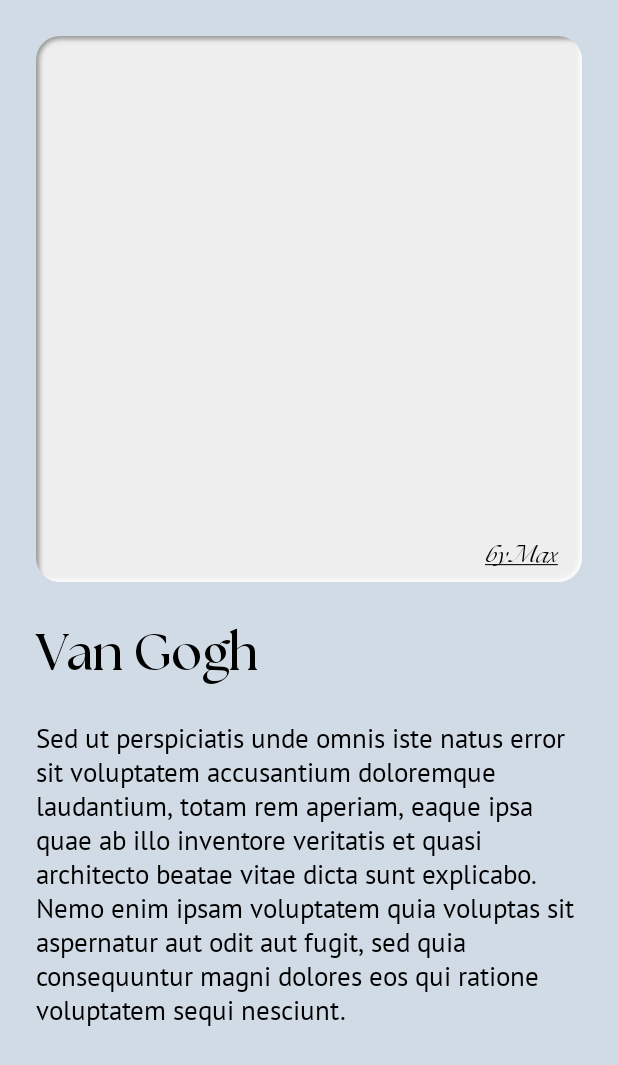
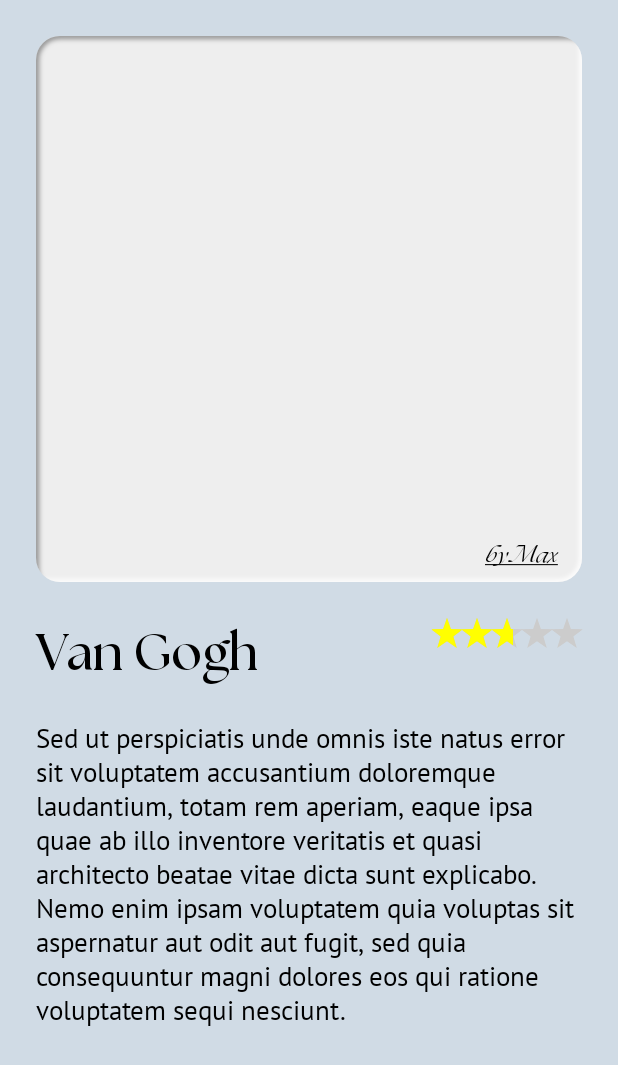
Before and after one commit to voitenkodev/galleryspace, an Android app built with Jetpack Compose: the screen it shows after launch (MainActivity), on a phone screen of 412 x 824 dp. Shown: the top 1065 px of the screen. Run offline under Robolectric (Android 15) with nearby library versions, the phone set to English and light mode, and no system bars; pictures from the network do not load.

Commit message:
add rating bar

```diff
--- a/app/src/main/java/com/voitenko/dev/galleryspace/MainActivity.kt
+++ b/app/src/main/java/com/voitenko/dev/galleryspace/MainActivity.kt
@@ -16,6 +16,7 @@ import androidx.compose.ui.Alignment
 import androidx.compose.ui.ExperimentalComposeUiApi
 import androidx.compose.ui.Modifier
 import androidx.compose.ui.draw.clip
+import androidx.compose.ui.graphics.Color
 import androidx.compose.ui.platform.LocalContext
 import androidx.compose.ui.tooling.preview.Preview
 import androidx.compose.ui.unit.ExperimentalUnitApi
@@ -28,8 +29,10 @@ import com.voitenko.dev.galleryspace.designsystem.*
 import com.voitenko.dev.galleryspace.designsystem.components.BODY2Text
 import com.voitenko.dev.galleryspace.designsystem.components.BODY3Text
 import com.voitenko.dev.galleryspace.designsystem.components.H1Text
+import com.voitenko.dev.galleryspace.designsystem.components.RatingBar
 import com.voitenko.dev.galleryspace.designsystem.modifiers.neu
 import com.voitenko.dev.galleryspace.designsystem.modifiers.rolling
+import com.voitenko.dev.galleryspace.presentpicture.PresentPictureScreen
 
 @ExperimentalFoundationApi
 @ExperimentalComposeUiApi
@@ -43,81 +46,14 @@ class MainActivity : ComponentActivity() {
                 Surface(
                     modifier = Modifier.fillMaxSize(), color = MaterialTheme.colors.background
                 ) {
-                    Greeting()
+                    PresentPictureScreen()
                 }
             }
         }
     }
 }
 
-@ExperimentalFoundationApi
-@ExperimentalComposeUiApi
-@ExperimentalAnimationApi
-@Composable
-fun Greeting() {
 
-    val painter = rememberAsyncImagePainter(
-        model = ImageRequest.Builder(LocalContext.current)
-            .data("https://upload.wikimedia.org/wikipedia/commons/thumb/d/d9/%D0%A7%D1%91%D1%80%D0%BD%D1%8B%D0%B9_%D1%81%D1%83%D0%BF%D1%80%D0%B5%D0%BC%D0%B0%D1%82%D0%B8%D1%87%D0%B5%D1%81%D0%BA%D0%B8%D0%B9_%D0%BA%D0%B2%D0%B0%D0%B4%D1%80%D0%B0%D1%82._1915._%D0%93%D0%A2%D0%93.png/350px-%D0%A7%D1%91%D1%80%D0%BD%D1%8B%D0%B9_%D1%81%D1%83%D0%BF%D1%80%D0%B5%D0%BC%D0%B0%D1%82%D0%B8%D1%87%D0%B5%D1%81%D0%BA%D0%B8%D0%B9_%D0%BA%D0%B2%D0%B0%D0%B4%D1%80%D0%B0%D1%82._1915._%D0%93%D0%A2%D0%93.png")
-//            .data("https://dmn-dallas-news-prod.cdn.arcpublishing.com/resizer/Q3MPgXlouXWPujS8AxihDXlwqbw=/1660x934/smart/filters:no_upscale()/cloudfront-us-east-1.images.arcpublishing.com/dmn/BR2GB24AWVFYXA5EDFM4YPSWQ4.jpg")
-//            .data("https://encrypted-tbn0.gstatic.com/images?q=tbn:ANd9GcSTY5VRkGXGr6oUsXdApP-UdtVeBikwHjCl6Q&usqp=CAU")
-            .size(ORIGINAL).build()
-    )
-
-    Column(
-        modifier = Modifier
-            .fillMaxSize()
-            .background(crystal)
-            .padding(top = 24.dp)
-            .padding(horizontal = 24.dp), verticalArrangement = Arrangement.spacedBy(24.dp)
-    ) {
-
-        BoxWithConstraints(
-            modifier = Modifier
-                .fillMaxWidth()
-                .background(color = gray2, shape = RoundedCornerShape(16.dp))
-                .aspectRatio(1f)
-                .neu(
-                    radius = 16.dp,
-                    pressed = true,
-                    shadow1 = gray3,
-                    shadow2 = white,
-                ), contentAlignment = Alignment.Center
-        ) {
-
-            (painter.state as? AsyncImagePainter.State.Success)?.result?.drawable?.let {
-
-                val imageHeight = it.intrinsicHeight.toFloat()
-                val imageWidth = it.intrinsicWidth.toFloat()
-                val percentK = 1.5
-                val height = if (imageHeight > imageWidth) maxHeight.value / percentK
-                else maxHeight.value / (imageWidth / imageHeight) / percentK
-                val width = if (imageHeight < imageWidth) maxWidth.value / percentK
-                else maxWidth.value / (imageHeight / imageWidth) / percentK
-
-                Image(
-                    modifier = Modifier
-                        .rolling()
-                        .size(width = width.dp, height = height.dp)
-                        .clip(RoundedCornerShape(0.dp)),
-                    painter = painter,
-                    contentDescription = ""
-                )
-            }
-
-            BODY3Text(
-                modifier = Modifier
-                    .align(Alignment.BottomEnd)
-                    .padding(end = 16.dp, bottom = 8.dp),
-                text = "by Max"
-            )
-        }
-
-        H1Text(text = "Van Gogh")
-
-        BODY2Text(text = "Sed ut perspiciatis unde omnis iste natus error sit voluptatem accusantium doloremque laudantium, totam rem aperiam, eaque ipsa quae ab illo inventore veritatis et quasi architecto beatae vitae dicta sunt explicabo. Nemo enim ipsam voluptatem quia voluptas sit aspernatur aut odit aut fugit, sed quia consequuntur magni dolores eos qui ratione voluptatem sequi nesciunt.")
-    }
-}
 
 @ExperimentalFoundationApi
 @ExperimentalAnimationApi
@@ -126,5 +62,4 @@ fun Greeting() {
 @Preview(showBackground = true)
 @Composable
 fun DefaultPreview() {
-    GallerySpaceTheme { Greeting() }
 }
--- a/app/src/main/java/com/voitenko/dev/galleryspace/designsystem/components/ArcBackground.kt
+++ b/app/src/main/java/com/voitenko/dev/galleryspace/designsystem/ArcBackground.kt
@@ -1,4 +1,4 @@
-package com.voitenko.dev.galleryspace.designsystem.components
+package com.voitenko.dev.galleryspace.designsystem
 
 import androidx.compose.ui.geometry.Rect
 import androidx.compose.ui.geometry.Size
--- /dev/null
+++ b/app/src/main/java/com/voitenko/dev/galleryspace/designsystem/components/RatingBar.kt
@@ -0,0 +1,90 @@
+package com.voitenko.dev.galleryspace.designsystem.components
+
+import androidx.compose.foundation.Canvas
+import androidx.compose.foundation.layout.*
+import androidx.compose.foundation.shape.GenericShape
+import androidx.compose.runtime.Composable
+import androidx.compose.ui.Modifier
+import androidx.compose.ui.draw.clip
+import androidx.compose.ui.geometry.Offset
+import androidx.compose.ui.geometry.Size
+import androidx.compose.ui.graphics.Color
+import androidx.compose.ui.graphics.Path
+import androidx.compose.ui.graphics.SolidColor
+
+@Composable
+fun RatingBar(
+    modifier: Modifier = Modifier,
+    rating: Float = 0.0f,
+    maxRating: Int = 5,
+    colorEnabled: Color = Color.Yellow,
+    colorDisabled: Color = Color.LightGray
+) = Row(modifier = modifier.wrapContentSize()) {
+    (1..maxRating).forEach { step ->
+        val stepRating = when {
+            rating > step -> 1f
+            step.rem(rating) < 1 -> rating - (step - 1f)
+            else -> 0f
+        }
+        BoxWithConstraints(
+            modifier = Modifier
+                .fillMaxHeight()
+                .aspectRatio(1f)
+                .clip(starShape)
+        ) {
+            Canvas(modifier = Modifier.size(maxHeight)) {
+                drawRect(
+                    brush = SolidColor(colorDisabled),
+                    size = Size(
+                        height = size.height * 1.4f,
+                        width = size.width * 1.4f
+                    ),
+                    topLeft = Offset(
+                        x = -(size.width * 0.1f),
+                        y = -(size.height * 0.1f)
+                    )
+                )
+                if (stepRating > 0) {
+                    drawRect(
+                        brush = SolidColor(colorEnabled),
+                        size = Size(
+                            height = size.height * 1.1f,
+                            width = size.width * stepRating
+                        )
+                    )
+                }
+            }
+        }
+    }
+}
+
+private val starShape = GenericShape { size, _ ->
+    addPath(starPath(size.height))
+}
+
+private val starPath = { size: Float ->
+    Path().apply {
+        val outerRadius: Float = size / 1.8f
+        val innerRadius: Double = outerRadius / 2.5
+        var rot: Double = Math.PI / 2 * 3
+        val cx: Float = size / 2
+        val cy: Float = size / 20 * 11
+        var x: Float
+        var y: Float
+        val step = Math.PI / 5
+
+        moveTo(cx, cy - outerRadius)
+        repeat(5) {
+            x = (cx + kotlin.math.cos(rot) * outerRadius).toFloat()
+            y = (cy + kotlin.math.sin(rot) * outerRadius).toFloat()
+            lineTo(x, y)
+            rot += step
+
+            x = (cx + kotlin.math.cos(rot) * innerRadius).toFloat()
+            y = (cy + kotlin.math.sin(rot) * innerRadius).toFloat()
+            lineTo(x, y)
+            rot += step
+        }
+        close()
+    }
+}
--- /dev/null
+++ b/app/src/main/java/com/voitenko/dev/galleryspace/presentpicture/PresentPictureScreen.kt
@@ -0,0 +1,110 @@
+package com.voitenko.dev.galleryspace.presentpicture
+
+import androidx.compose.animation.ExperimentalAnimationApi
+import androidx.compose.foundation.ExperimentalFoundationApi
+import androidx.compose.foundation.Image
+import androidx.compose.foundation.background
+import androidx.compose.foundation.layout.*
+import androidx.compose.foundation.shape.RoundedCornerShape
+import androidx.compose.runtime.Composable
+import androidx.compose.ui.Alignment
+import androidx.compose.ui.ExperimentalComposeUiApi
+import androidx.compose.ui.Modifier
+import androidx.compose.ui.draw.clip
+import androidx.compose.ui.platform.LocalContext
+import androidx.compose.ui.unit.dp
+import coil.compose.AsyncImagePainter
+import coil.compose.rememberAsyncImagePainter
+import coil.request.ImageRequest
+import coil.size.Size
+import com.voitenko.dev.galleryspace.designsystem.components.BODY2Text
+import com.voitenko.dev.galleryspace.designsystem.components.BODY3Text
+import com.voitenko.dev.galleryspace.designsystem.components.H1Text
+import com.voitenko.dev.galleryspace.designsystem.components.RatingBar
+import com.voitenko.dev.galleryspace.designsystem.crystal
+import com.voitenko.dev.galleryspace.designsystem.gray2
+import com.voitenko.dev.galleryspace.designsystem.gray3
+import com.voitenko.dev.galleryspace.designsystem.modifiers.neu
+import com.voitenko.dev.galleryspace.designsystem.modifiers.rolling
+import com.voitenko.dev.galleryspace.designsystem.white
+
+@ExperimentalFoundationApi
+@ExperimentalComposeUiApi
+@ExperimentalAnimationApi
+@Composable
+fun PresentPictureScreen() {
+    val painter = rememberAsyncImagePainter(
+        model = ImageRequest.Builder(LocalContext.current)
+            .data("https://upload.wikimedia.org/wikipedia/commons/thumb/d/d9/%D0%A7%D1%91%D1%80%D0%BD%D1%8B%D0%B9_%D1%81%D1%83%D0%BF%D1%80%D0%B5%D0%BC%D0%B0%D1%82%D0%B8%D1%87%D0%B5%D1%81%D0%BA%D0%B8%D0%B9_%D0%BA%D0%B2%D0%B0%D0%B4%D1%80%D0%B0%D1%82._1915._%D0%93%D0%A2%D0%93.png/350px-%D0%A7%D1%91%D1%80%D0%BD%D1%8B%D0%B9_%D1%81%D1%83%D0%BF%D1%80%D0%B5%D0%BC%D0%B0%D1%82%D0%B8%D1%87%D0%B5%D1%81%D0%BA%D0%B8%D0%B9_%D0%BA%D0%B2%D0%B0%D0%B4%D1%80%D0%B0%D1%82._1915._%D0%93%D0%A2%D0%93.png")
+            .size(Size.ORIGINAL).build()
+    )
+
+    Column(
+        modifier = Modifier
+            .fillMaxSize()
+            .background(crystal)
+            .padding(top = 24.dp)
+            .padding(horizontal = 24.dp), verticalArrangement = Arrangement.spacedBy(24.dp)
+    ) {
+
+        BoxWithConstraints(
+            modifier = Modifier
+                .fillMaxWidth()
+                .background(color = gray2, shape = RoundedCornerShape(16.dp))
+                .aspectRatio(1f)
+                .neu(
+                    radius = 16.dp,
+                    pressed = true,
+                    shadow1 = gray3,
+                    shadow2 = white,
+                ), contentAlignment = Alignment.Center
+        ) {
+
+            (painter.state as? AsyncImagePainter.State.Success)?.result?.drawable?.let {
+
+                val percentK = 1.5
+                val imageHeight = it.intrinsicHeight.toFloat()
+                val imageWidth = it.intrinsicWidth.toFloat()
+                val height = if (imageHeight > imageWidth) maxHeight.value / percentK
+                else maxHeight.value / (imageWidth / imageHeight) / percentK
+                val width = if (imageHeight < imageWidth) maxWidth.value / percentK
+                else maxWidth.value / (imageHeight / imageWidth) / percentK
+
+                Image(
+                    modifier = Modifier
+                        .rolling()
+                        .size(width = width.dp, height = height.dp)
+                        .clip(RoundedCornerShape(0.dp)),
+                    painter = painter,
+                    contentDescription = ""
+                )
+            }
+
+            BODY3Text(
+                modifier = Modifier
+                    .align(Alignment.BottomEnd)
+                    .padding(end = 16.dp, bottom = 8.dp),
+                text = "by Max"
+            )
+        }
+
+        Row(
+            modifier = Modifier.fillMaxWidth(),
+            horizontalArrangement = Arrangement.SpaceBetween
+        ) {
+
+            H1Text(
+                text = "Van Gogh"
+            )
+
+            RatingBar(
+                modifier = Modifier.height(20.dp),
+                rating = 2.7f,
+            )
+        }
+
+        BODY2Text(
+            text = "Sed ut perspiciatis unde omnis iste natus error sit voluptatem accusantium doloremque laudantium, totam rem aperiam, eaque ipsa quae ab illo inventore veritatis et quasi architecto beatae vitae dicta sunt explicabo. Nemo enim ipsam voluptatem quia voluptas sit aspernatur aut odit aut fugit, sed quia consequuntur magni dolores eos qui ratione voluptatem sequi nesciunt."
+        )
+    }
+}
```
